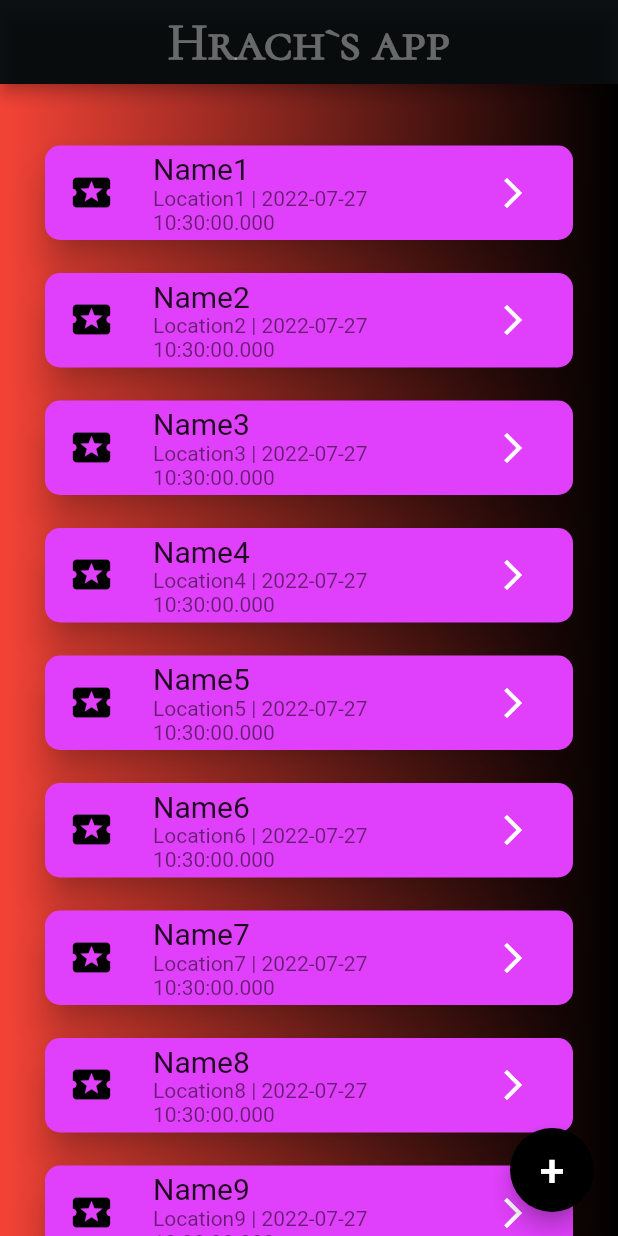
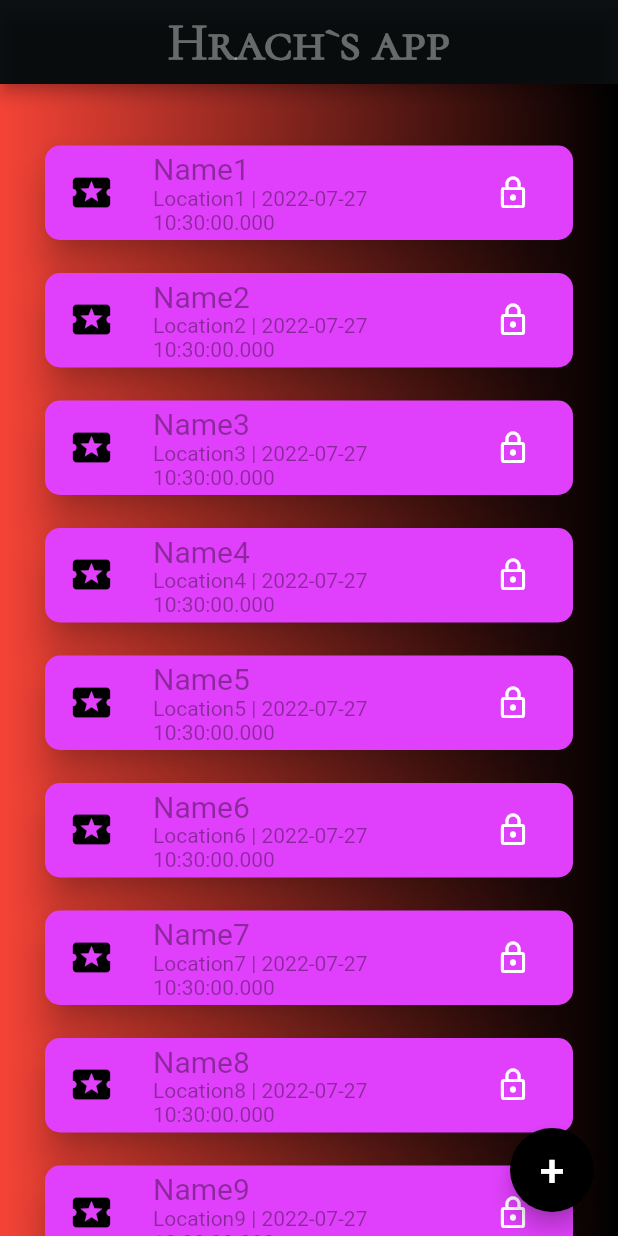
Before and after one commit to Noutice/dartflutter, a Flutter app: the screen it shows after launch, on a phone screen of 412 x 824 dp. Run offline on Flutter 3.47's test engine with Material 2 defaults, Android fonts, the phone set to English and light mode, and no system bars.

```diff
--- a/lib/components/eventcomponent.dart
+++ b/lib/components/eventcomponent.dart
@@ -3,13 +3,21 @@ import 'package:flutter/material.dart';
 import '../main.dart';
 import '../models/event.dart';
 
-class EventCard extends StatelessWidget {
+class EventCard extends StatefulWidget {
   const EventCard({
     Key? key,
     required this.events,
   }) : super(key: key);
 
   final Event events;
+
+  @override
+  State<EventCard> createState() => _EventCardState();
+}
+
+class _EventCardState extends State<EventCard> {
+
+  bool _isEnabled = false;
 
   @override
   Widget build(BuildContext context) {
@@ -20,25 +28,27 @@ class EventCard extends StatelessWidget {
           borderRadius: BorderRadius.circular(10)),
       margin: const EdgeInsets.symmetric(vertical: 11),
       child: ListTile(
+        enabled: _isEnabled,
         title: Text(
-          events.name,
+          widget.events.name,
           style: const TextStyle(
             fontSize: 20.0,
           ),
         ),
         subtitle: Text(
-            "${events.location} | ${events.dateTime}"),
+            "${widget.events.location} | ${widget.events.dateTime}"),
         leading: const Icon(
           Icons.local_activity,
           size: 30,
           color: Colors.black,
         ),
-        trailing: const IconButton(
-          icon: Icon(Icons.arrow_forward_ios),
+        trailing: IconButton(
+          icon: _isEnabled ? const Icon(Icons.lock_open) : const Icon(Icons.lock_outline),
           color: Colors.white,
-          onPressed: pressed,
+          onPressed: () => setState(() => _isEnabled = !_isEnabled)
         ),
-        onTap: () => print("-- ${events.name} --"),
+        onTap: () => print("-- ${widget.events.name} --"),
+        onLongPress: () => print("-- ${widget.events.location} | ${widget.events.dateTime} --"),
       ),
       // Column(
       //   children: [
--- a/lib/main.dart
+++ b/lib/main.dart
@@ -5,4 +5,4 @@ void pressed() {
   print('hello');
 }
 
-void main() => runApp(FlutterTutorialApp());
+void main() => runApp(const FlutterTutorialApp());
```
